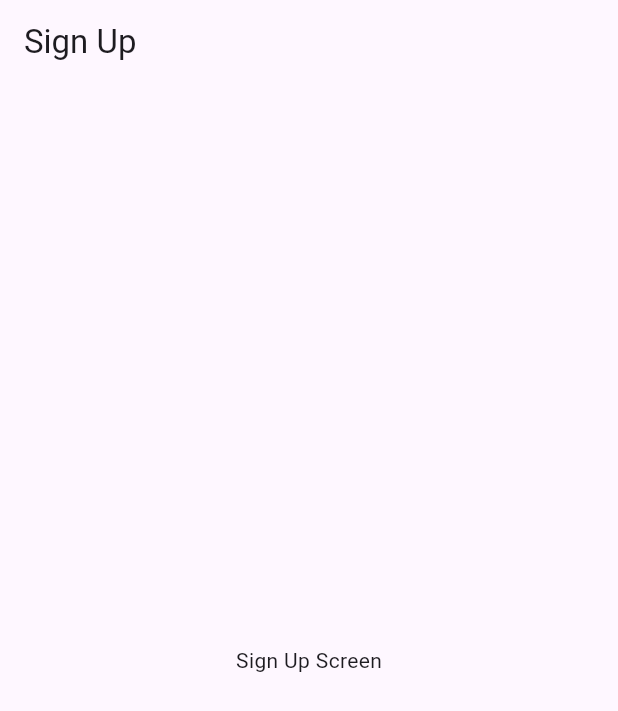
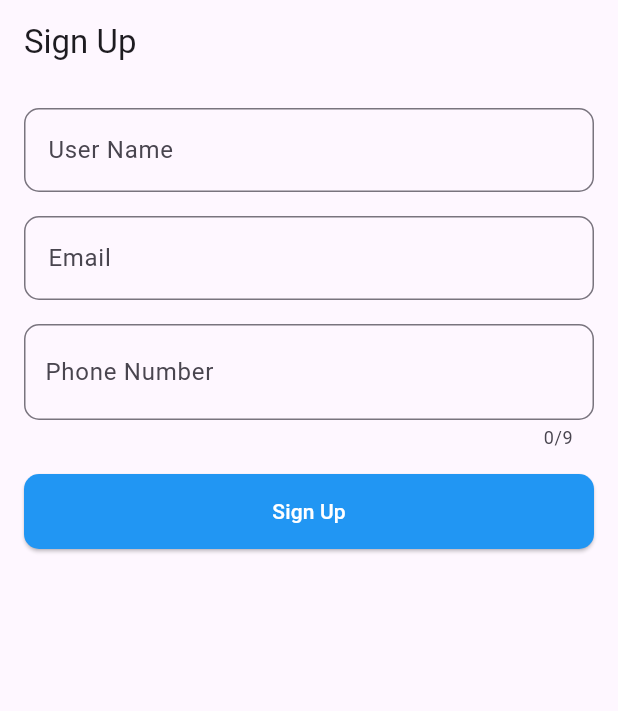
Before and after one commit to SathuSathurjan/finance-tracker, a Flutter app: the screen it shows after launch, on a phone screen of 412 x 824 dp. Shown: the top 711 px of the screen. Run offline on Flutter 3.47's test engine with Material 3 defaults, Android fonts, the phone set to English and light mode, and no system bars.

Commit message:
signup page updated

```diff
--- a/lib/screens/signup.dart
+++ b/lib/screens/signup.dart
@@ -5,9 +5,110 @@ class SignupScreen extends StatelessWidget {
 
   @override
   Widget build(BuildContext context) {
+    GlobalKey<FormState> _formKey = GlobalKey<FormState>();
+
+    void submitForm() {
+      if (_formKey.currentState!.validate()) {}
+    }
+
+    String? _validateEmail(value) {
+      if (value!.isEmpty) {
+        return 'Please Enter Your Email';
+      }
+      RegExp regex = RegExp(r'^[\w-\.]+@([\w-]+\.)+[\w-]{2,4}$');
+      if (!regex.hasMatch(value)) {
+        return 'Enter a valid email address';
+      }
+      return null;
+    }
+
+    String? _validatePhoneNumber(value) {
+      if (value == null || value.isEmpty) {
+        return "Please Enter Your Phone number";
+      }
+      if (!RegExp(r'^\d+$').hasMatch(value)) {
+        return "Phone number must contain only digits";
+      }
+      if (!value.startsWith('7')) {
+        return "phone number must start with 7";
+      }
+      if (value.length != 9) {
+        return "Invalid Phone number";
+      }
+      return null;
+    }
+
     return Scaffold(
       appBar: AppBar(title: Text("Sign Up")),
-      body: Center(child: Text("Sign Up Screen")),
+      body: Padding(
+        padding: const EdgeInsets.all(16.0),
+        child: Form(
+          key: _formKey,
+          child: Column(
+            children: [
+              TextFormField(
+                validator: (value) {
+                  if (value == null || value.isEmpty) {
+                    return 'Please Enter Your User Name';
+                  }
+                  return null;
+                },
+                decoration: InputDecoration(
+                  labelText: 'User Name',
+                  border: OutlineInputBorder(
+                    borderRadius: BorderRadius.circular(10.0),
+                  ),
+                ),
+              ),
+              SizedBox(height: 16.0),
+              TextFormField(
+                decoration: InputDecoration(
+                  labelText: 'Email',
+                  border: OutlineInputBorder(
+                    borderRadius: BorderRadius.circular(10.0),
+                  ),
+                ),
+                validator: _validateEmail,
+              ),
+              SizedBox(height: 16.0),
+              TextFormField(
+                validator: _validatePhoneNumber,
+                maxLength: 9,
+                keyboardType: TextInputType.phone, //for number dialpad
+                decoration: InputDecoration(
+                  contentPadding: EdgeInsets.symmetric(
+                    vertical: 20.0,
+                    horizontal: 10.0,
+                  ),
+                  labelText: 'Phone Number',
+                  prefixText: '+94',
+                  border: OutlineInputBorder(
+                    borderRadius: BorderRadius.circular(10.0),
+                  ),
+                ),
+              ),
+              SizedBox(height: 16.0),
+              SizedBox(
+                height: 50,
+                width: double.infinity,
+                child: ElevatedButton(
+                  onPressed: () {
+                    submitForm();
+                  },
+                  style: ElevatedButton.styleFrom(
+                    shape: RoundedRectangleBorder(
+                      borderRadius: BorderRadius.circular(10.0),
+                    ),
+                    backgroundColor: Colors.blue,
+                    foregroundColor: Colors.white,
+                  ),
+                  child: Text("Sign Up"),
+                ),
+              ),
+            ],
+          ),
+        ),
+      ),
     );
   }
 }
```
